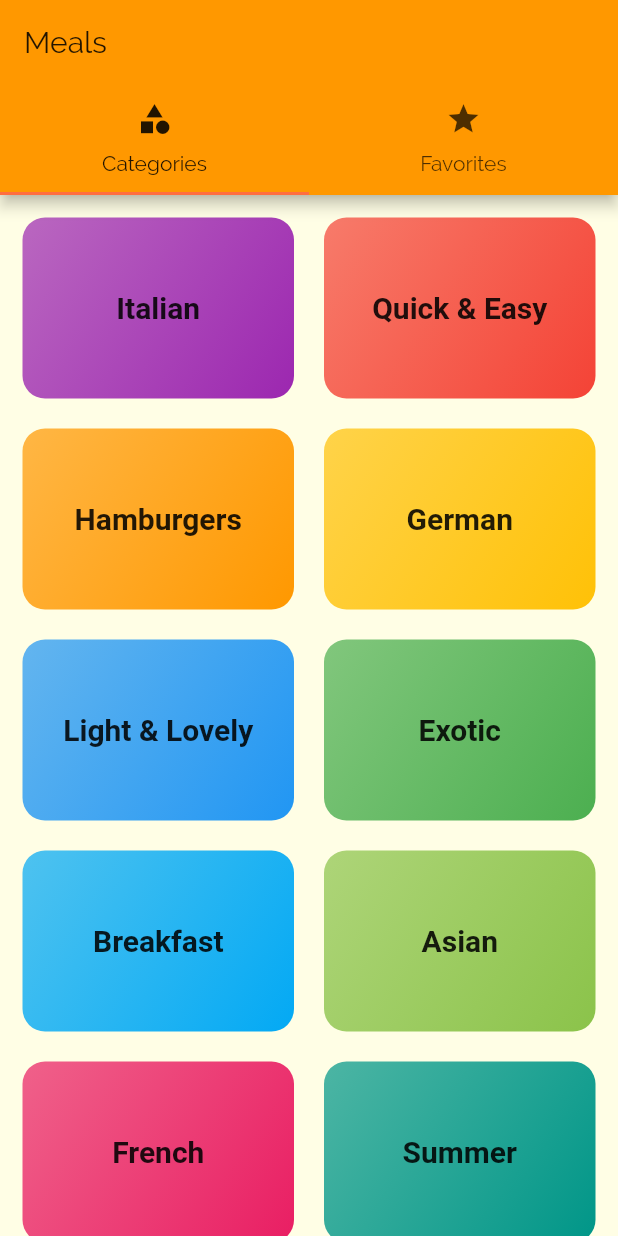
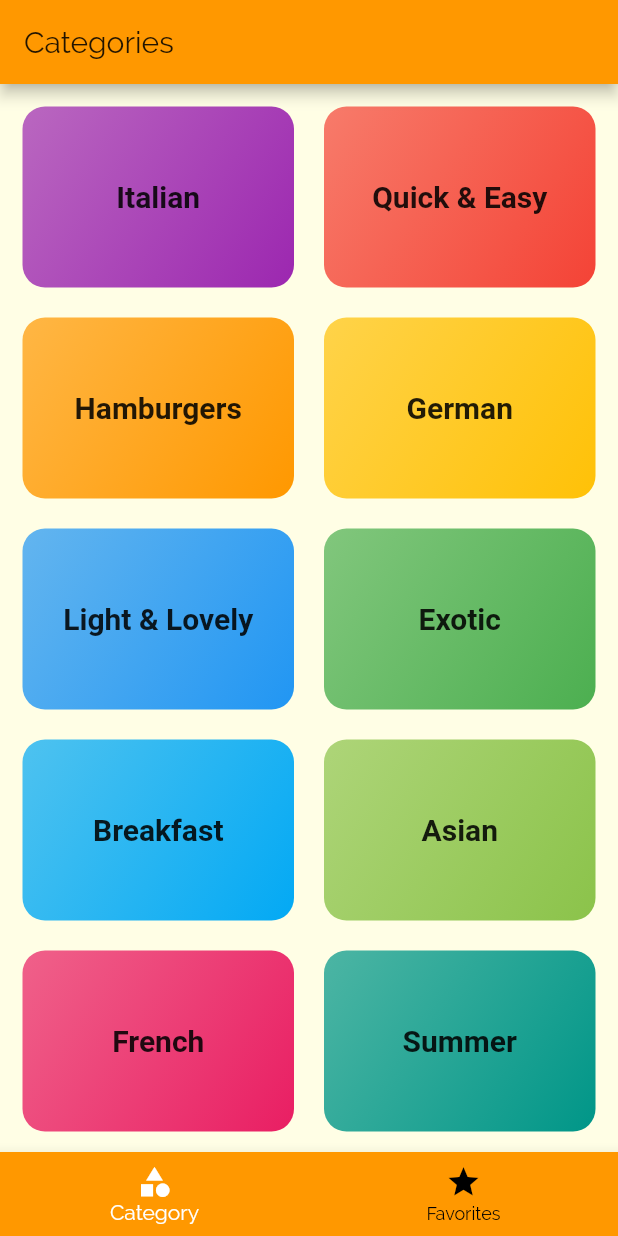
Before and after one commit to channaveerayya/MealsApp, a Flutter app: the screen it shows after launch, on a phone screen of 412 x 824 dp. Run offline on Flutter 3.47's test engine with Material 2 defaults, Android fonts, the phone set to English and light mode, and no system bars; Roboto replaces fonts that are missing (RobotoCodensed).

```diff
--- a/lib/screens/tab_screen.dart
+++ b/lib/screens/tab_screen.dart
@@ -8,31 +8,55 @@ class TabScreen extends StatefulWidget {
 }
 
 class _TabScreenState extends State<TabScreen> {
+  List<Map<String, Object>> _pages = [
+    {
+      'page': CategoriesScreen(),
+      'title': 'Categories',
+    },
+    {
+      'page': FavoritesScreen(),
+      'title': 'Favorites',
+    },
+  ];
+
+  int _selectedpageIndex = 0;
+
+  void _selectPage(int index) {
+    setState(() {
+      _selectedpageIndex = index;
+    });
+  }
+
   @override
   Widget build(BuildContext context) {
-    return DefaultTabController(
-      length: 2,
-      initialIndex: 0,
-      child: Scaffold(
-        appBar: AppBar(
-          title: Text('Meals'),
-          bottom: TabBar(
-            tabs: <Widget>[
-              Tab(
-                icon: Icon(Icons.category),
-                text: 'Categories',
-              ),
-              Tab(
-                icon: Icon(Icons.star),
-                text: 'Favorites',
-              ),
-            ],
+    return Scaffold(
+      appBar: AppBar(
+        title: Text(_pages[_selectedpageIndex]['title']),
+      ),
+      body: _pages[_selectedpageIndex]['page'],
+      bottomNavigationBar: BottomNavigationBar(
+        backgroundColor: Theme.of(context).primaryColor,
+        unselectedItemColor: Colors.black,
+        selectedItemColor: Colors.white,
+        currentIndex: _selectedpageIndex,
+        onTap: _selectPage,
+        // type: BottomNavigationBarType.shifting,
+        items: [
+          BottomNavigationBarItem(
+            backgroundColor: Theme.of(context).primaryColor,
+            icon: Icon(
+              Icons.category,
+            ),
+            title: Text('Category'),
           ),
-        ),
-        body: TabBarView(children: <Widget>[
-          CategoriesScreen(),
-          FavoritesScreen(),
-        ]),
+          BottomNavigationBarItem(
+            backgroundColor: Theme.of(context).primaryColor,
+            icon: Icon(
+              Icons.star,
+            ),
+            title: Text('Favorites'),
+          ),
+        ],
       ),
     );
   }
```
